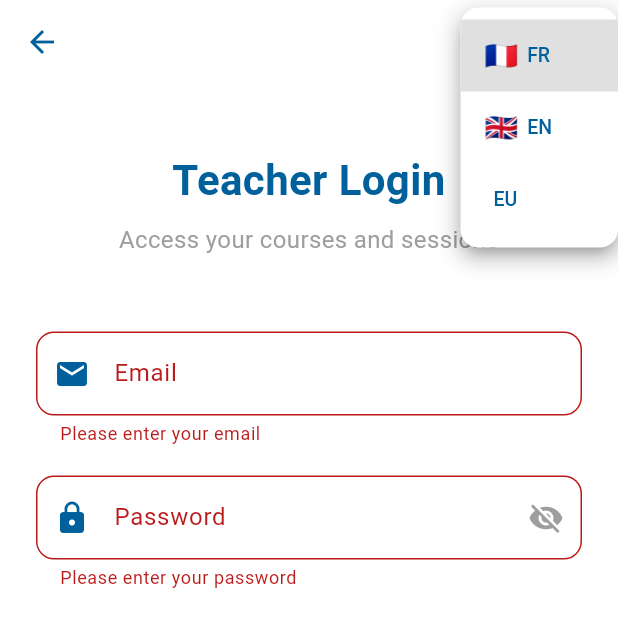
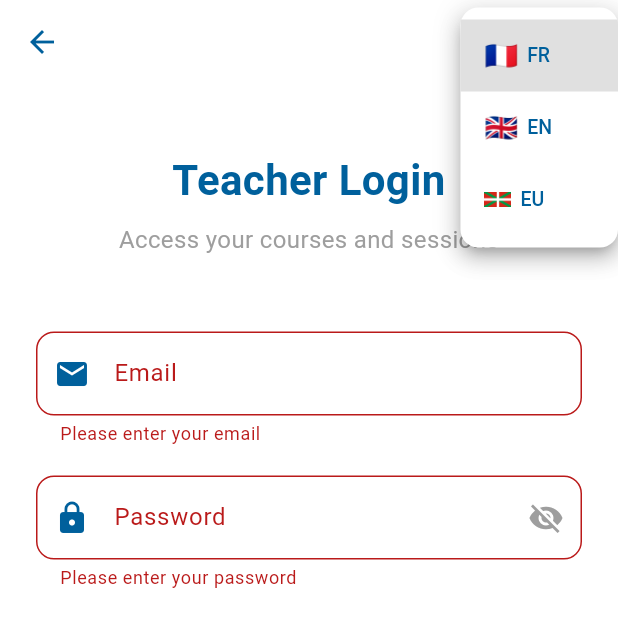
Before and after one commit to Yes-lan/e-CO_Mobile, a Flutter app: the screen it shows after launch, after a tap on "Teacher", after a tap on "Log in", after a tap on "🇫🇷", on a phone screen of 412 x 824 dp, the top half of it. Run offline on Flutter 3.47's test engine with Material 3 defaults, Android fonts, the phone set to English and light mode, and no system bars; our stand-ins replace flutter_secure_storage, flutter_svg, geolocator, go_router, google_maps_flutter, shared_preferences; missing offline and left inert: mobile_scanner; accounts and stored records are empty; network calls fail.

Commit message:
Remise du drapeau Basque

```diff
--- a/lib/config/api_config.dart
+++ b/lib/config/api_config.dart
@@ -2,7 +2,7 @@ class ApiConfig {
   // URL de base de votre API
   //static const String baseUrl = 'https://uneffectuated-immovably-jair.ngrok-free.dev/api';
 
-  static const String baseUrl = 'https://unwept-marleen-confineable.ngrok-free.dev';
+  static const String baseUrl = 'https://paly-unflappably-miyoko.ngrok-free.dev';
 
 
   // Endpoints
--- a/lib/widgets/language_selector_widget.dart
+++ b/lib/widgets/language_selector_widget.dart
@@ -13,6 +13,26 @@ class LanguageSelectorWidget extends StatelessWidget {
     super.key,
     this.mode = 'floating',
   });
+
+  /// Widget pour afficher le drapeau (emoji ou image selon la langue)
+  Widget _buildFlagWidget(Locale locale, {double size = 18}) {
+    final flagImagePath = LocaleProvider.getFlagImagePath(locale);
+
+    if (flagImagePath != null) {
+      // Afficher l'image du drapeau
+      return SizedBox(
+        width: size,
+        height: size,
+        child: Image.asset(flagImagePath),
+      );
+    } else {
+      // Afficher l'emoji du drapeau
+      return Text(
+        LocaleProvider.getLanguageFlag(locale),
+        style: TextStyle(fontSize: size),
+      );
+    }
+  }
 
   @override
   Widget build(BuildContext context) {
@@ -49,10 +69,7 @@ class LanguageSelectorWidget extends StatelessWidget {
                 child: Row(
                   mainAxisSize: MainAxisSize.min,
                   children: [
-                    Text(
-                      LocaleProvider.getLanguageFlag(locale),
-                      style: const TextStyle(fontSize: 18),
-                    ),
+                    _buildFlagWidget(locale, size: 18),
                     const SizedBox(width: 6),
                     Text(
                       LocaleProvider.getLanguageName(locale),
@@ -110,10 +127,7 @@ class LanguageSelectorWidget extends StatelessWidget {
                 child: Row(
                   mainAxisSize: MainAxisSize.min,
                   children: [
-                    Text(
-                      LocaleProvider.getLanguageFlag(locale),
-                      style: const TextStyle(fontSize: 20),
-                    ),
+                    _buildFlagWidget(locale, size: 20),
                     const SizedBox(width: 8),
                     Text(LocaleProvider.getLanguageName(locale)),
                   ],
```
